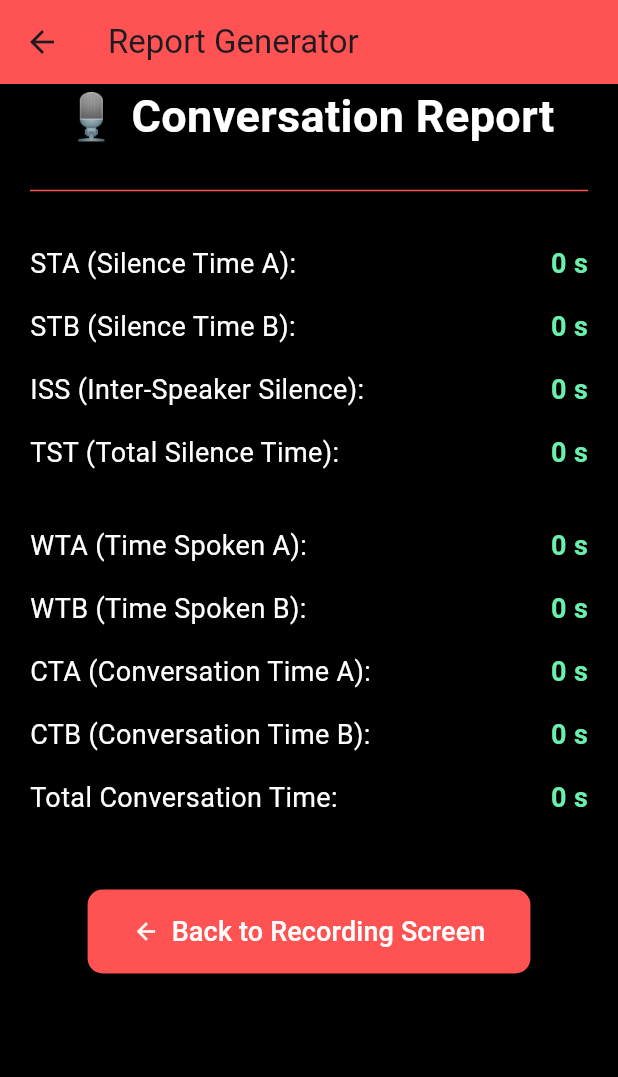
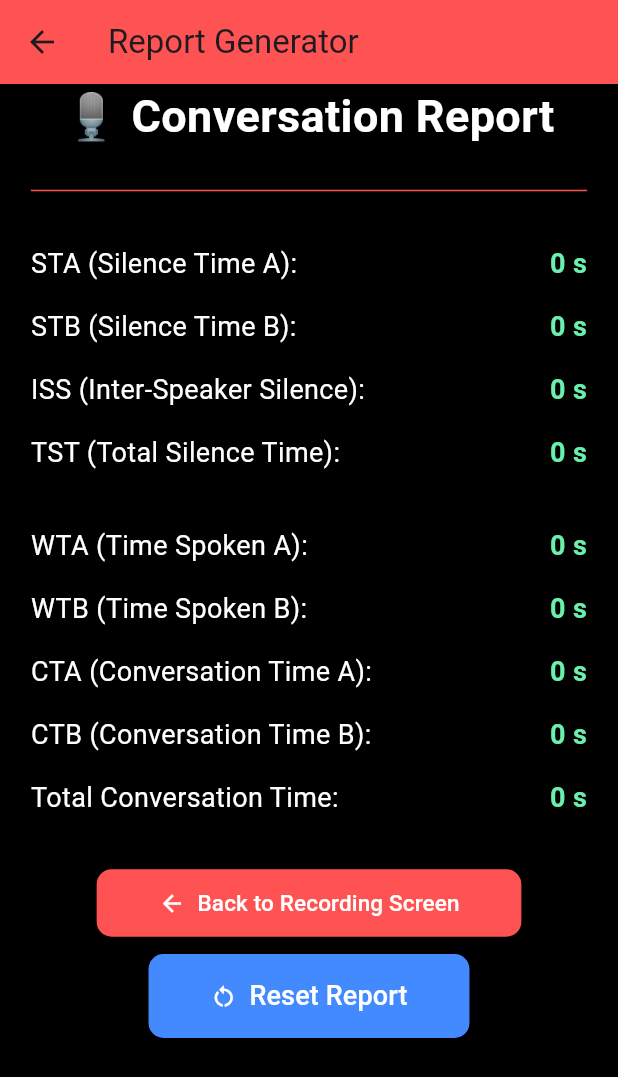
Before and after one commit to matloobali84/Speech-Recognition-App, a Flutter app: the ReportGeneratorScreen screen opened directly with empty values, on a phone screen of 412 x 824 dp. Shown: the top 1077 px of the screen. Run offline on Flutter 3.47's test engine with Material 3 defaults, Android fonts, the phone set to English and light mode, and no system bars; our stand-ins replace lottie, permission_handler; missing offline and left inert: audio_waveforms, flutter_sound.

Commit message:
matloob new

```diff
--- a/lib/screens/home_screen.dart
+++ b/lib/screens/home_screen.dart
@@ -16,7 +16,7 @@ class HomeScreen extends StatelessWidget {
   @override
   Widget build(BuildContext context) {
     return Scaffold(
-      backgroundColor: Colors.black38,
+      backgroundColor: Colors.cyan,
       body: Column(
         mainAxisAlignment: MainAxisAlignment.center,
         children: [
@@ -29,7 +29,7 @@ class HomeScreen extends StatelessWidget {
           ElevatedButton.icon(
             onPressed: () => _startRecording(context),
             icon: Icon(Icons.mic, color: Colors.white),
-            label: Text("Start Recording", style: TextStyle(fontSize: 18, color: Colors.white)),
+            label: Text("Start recording", style: TextStyle(fontSize: 18, color: Colors.white)),
             style: ElevatedButton.styleFrom(backgroundColor: Colors.redAccent),
           ),
           const SizedBox(height: 20),
--- a/lib/screens/report_generator.dart
+++ b/lib/screens/report_generator.dart
@@ -1,53 +1,86 @@
 import 'package:flutter/material.dart';
 
-class ReportGeneratorScreen extends StatelessWidget {
-  final int speakerATime;  // Time spoken by Speaker A
-  final int speakerBTime;  // Time spoken by Speaker B
-  final int speakerASilence;  // Silence time for Speaker A
-  final int speakerBSilence;  // Silence time for Speaker B
-  final int interSpeakerSwitchTime;  // Time spent switching between speakers
+class ReportGeneratorScreen extends StatefulWidget {
+  final int speakerATime; // Time spoken by Speaker A
+  final int speakerBTime; // Time spoken by Speaker B
+  final int speakerASilence; // Silence time for Speaker A
+  final int speakerBSilence; // Silence time for Speaker B
+  final int interSpeakerSwitchTime; // Time spent switching between speakers
 
-  ReportGeneratorScreen({
+  const ReportGeneratorScreen({
+    Key? key,
     required this.speakerATime,
     required this.speakerBTime,
     required this.speakerASilence,
     required this.speakerBSilence,
     required this.interSpeakerSwitchTime,
-  });
+  }) : super(key: key);
+
+  @override
+  _ReportGeneratorScreenState createState() => _ReportGeneratorScreenState();
+}
+
+class _ReportGeneratorScreenState extends State<ReportGeneratorScreen> {
+  late int STA;
+  late int STB;
+  late int ISS;
+  late int WTA;
+  late int WTB;
+  late int CTA;
+  late int CTB;
+  late int TST;
+  late int TCT;
+
+  @override
+  void initState() {
+    super.initState();
+    _initializeValues();
+  }
+
+  void _initializeValues() {
+    STA = widget.speakerASilence;
+    STB = widget.speakerBSilence;
+    ISS = widget.interSpeakerSwitchTime;
+    WTA = widget.speakerATime;
+    WTB = widget.speakerBTime;
+    CTA = WTA + STA;
+    CTB = WTB + STB;
+    TST = STA + STB + ISS;
+    TCT = CTA + ISS + CTB;
+  }
+
+  void _resetReport() {
+    setState(() {
+      STA = 0;
+      STB = 0;
+      ISS = 0;
+      WTA = 0;
+      WTB = 0;
+      CTA = 0;
+      CTB = 0;
+      TST = 0;
+      TCT = 0;
+    });
+  }
 
   @override
   Widget build(BuildContext context) {
-    // Calculations
-    int STA = speakerASilence; // Silence time for Speaker A
-    int STB = speakerBSilence; // Silence time for Speaker B
-    int ISS = interSpeakerSwitchTime; // Inter-speaker silence time
-    int WTA = speakerATime; // Time spoken by Speaker A
-    int WTB = speakerBTime; // Time spoken by Speaker B
-
-    // Conversation times
-    int CTA = WTA + STA; // Conversation time of Speaker A
-    int CTB = WTB + STB; // Conversation time of Speaker B
-
-    // Total silence time
-    int TST = STA + STB + ISS; // Total Silence Time
-
-    // Total conversation time
-    int TCT = CTA + ISS + CTB; // Total Conversation Time
+    final screenWidth = MediaQuery.of(context).size.width;
+    final screenHeight = MediaQuery.of(context).size.height;
 
     return Scaffold(
       backgroundColor: Colors.black,
       appBar: AppBar(
-        title: Text("Report Generator"),
+        title: const Text("Report Generator"),
         backgroundColor: Colors.redAccent,
       ),
       body: SingleChildScrollView(
         scrollDirection: Axis.vertical,
-        padding: EdgeInsets.symmetric(horizontal: 20),// Make the screen scrollable
-
+        padding: EdgeInsets.symmetric(
+            horizontal: screenWidth * 0.05), // Responsive padding
         child: Column(
           children: [
-            // Header
-            Text(
+            const Text(
               "🎙️ Conversation Report",
               style: TextStyle(
                   fontSize: 30,
@@ -55,16 +88,15 @@ class ReportGeneratorScreen extends StatelessWidget {
                   color: Colors.white),
               textAlign: TextAlign.center,
             ),
-            SizedBox(height: 20),
-            Divider(color: Colors.redAccent),
-            SizedBox(height: 20),
+            const SizedBox(height: 20),
+            const Divider(color: Colors.redAccent),
+            const SizedBox(height: 20),
 
-            // Report Details
             _buildReportRow("STA (Silence Time A):", STA),
             _buildReportRow("STB (Silence Time B):", STB),
             _buildReportRow("ISS (Inter-Speaker Silence):", ISS),
             _buildReportRow("TST (Total Silence Time):", TST),
-            SizedBox(height: 20),
+            const SizedBox(height: 20),
 
             _buildReportRow("WTA (Time Spoken A):", WTA),
             _buildReportRow("WTB (Time Spoken B):", WTB),
@@ -72,20 +104,39 @@ class ReportGeneratorScreen extends StatelessWidget {
             _buildReportRow("CTB (Conversation Time B):", CTB),
             _buildReportRow("Total Conversation Time:", TCT),
 
-            // Spacer
-            SizedBox(height: 40),
+            const SizedBox(height: 25),
 
             // Back Button
             ElevatedButton.icon(
               onPressed: () {
-                Navigator.pop(context); // Go back to the previous screen
+                Navigator.pop(context);
               },
-              icon: Icon(Icons.arrow_back, color: Colors.white),
-              label: Text("Back to Recording Screen",
+              icon: const Icon(Icons.arrow_back, color: Colors.white),
+              label: const Text("Back to Recording Screen",
+                  style: TextStyle(fontSize: 15, color: Colors.white)),
+              style: ElevatedButton.styleFrom(
+                backgroundColor: Colors.redAccent,
+                padding: EdgeInsets.symmetric(
+                    horizontal: screenWidth * 0.1,
+                    vertical: 12), // Responsive padding
+                shape: RoundedRectangleBorder(
+                    borderRadius: BorderRadius.circular(10)),
+              ),
+            ),
+
+            const SizedBox(height: 10),
+
+            // Reset Button
+            ElevatedButton.icon(
+              onPressed: _resetReport,
+              icon: const Icon(Icons.restart_alt, color: Colors.white),
+              label: const Text("Reset Report",
                   style: TextStyle(fontSize: 18, color: Colors.white)),
               style: ElevatedButton.styleFrom(
-                backgroundColor: Colors.redAccent,
-                padding: EdgeInsets.symmetric(horizontal: 30, vertical: 15),
+                backgroundColor: Colors.blueAccent,
+                padding: EdgeInsets.symmetric(
+                    horizontal: screenWidth * 0.1,
+                    vertical: 15), // Responsive padding
                 shape: RoundedRectangleBorder(
                     borderRadius: BorderRadius.circular(10)),
               ),
@@ -103,15 +154,13 @@ class ReportGeneratorScreen extends StatelessWidget {
       child: Row(
         mainAxisAlignment: MainAxisAlignment.spaceBetween,
         children: [
-          Text(
-            label,
-            style: TextStyle(fontSize: 18, color: Colors.white),
-          ),
-          Text(
-            "$value s",
-            style: TextStyle(
-                fontSize: 18, fontWeight: FontWeight.bold, color: Colors.greenAccent),
-          ),
+          Text(label,
+              style: const TextStyle(fontSize: 18, color: Colors.white)),
+          Text("$value s",
+              style: const TextStyle(
+                  fontSize: 18,
+                  fontWeight: FontWeight.bold,
+                  color: Colors.greenAccent)),
         ],
       ),
     );
```
Also changed, not shown: assets/animations/mic.json (+1 -1 lines), 1 other file.
